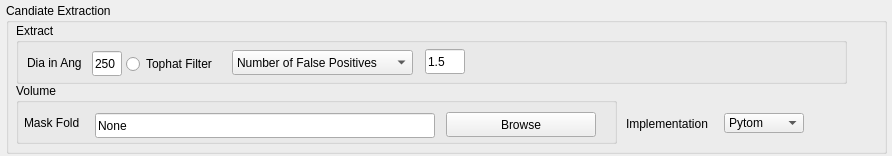
Qt form src/gui/widgets/candidateExtraction.ui (Klumpe-lab/CryoBoost) before a commit.
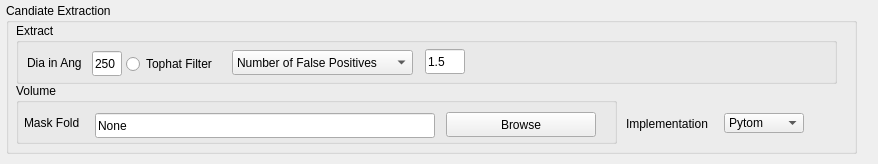
The same form after that commit.

Commit message: widgets setup

The edit to the form file:
```diff
--- a/src/gui/widgets/candidateExtraction.ui
+++ b/src/gui/widgets/candidateExtraction.ui
@@ -6,12 +6,12 @@
    <rect>
     <x>0</x>
     <y>0</y>
-    <width>892</width>
-    <height>156</height>
+    <width>878</width>
+    <height>164</height>
    </rect>
   </property>
   <property name="sizePolicy">
-   <sizepolicy hsizetype="Minimum" vsizetype="Minimum">
+   <sizepolicy hsizetype="Preferred" vsizetype="Preferred">
     <horstretch>0</horstretch>
     <verstretch>0</verstretch>
    </sizepolicy>
@@ -24,10 +24,16 @@
     <rect>
      <x>6</x>
      <y>3</y>
-     <width>881</width>
+     <width>851</width>
      <height>151</height>
     </rect>
    </property>
+   <property name="sizePolicy">
+    <sizepolicy hsizetype="Ignored" vsizetype="Ignored">
+     <horstretch>0</horstretch>
+     <verstretch>0</verstretch>
+    </sizepolicy>
+   </property>
    <property name="title">
     <string>Candiate Extraction</string>
    </property>
@@ -101,10 +107,16 @@
      <rect>
       <x>10</x>
       <y>20</y>
-      <width>831</width>
+      <width>821</width>
       <height>61</height>
      </rect>
     </property>
+    <property name="sizePolicy">
+     <sizepolicy hsizetype="Ignored" vsizetype="Ignored">
+      <horstretch>0</horstretch>
+      <verstretch>0</verstretch>
+     </sizepolicy>
+    </property>
     <property name="title">
      <string>Extract</string>
     </property>
```
The commit also changes 2 other files.
